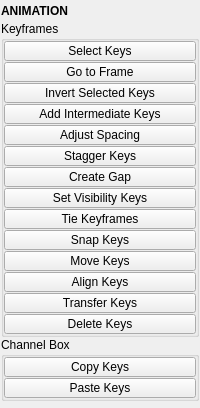
This is tentacle/ui/animation.ui in m3trik/tentacle as Qt 5 draws it before an edit. The edited form follows.
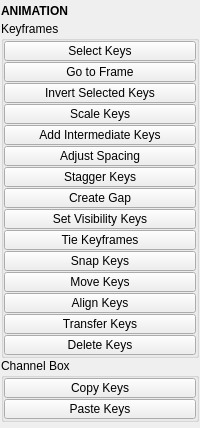
This is the edited form. Custom widgets are drawn as their Qt base class.

The edit to the form file:
```diff
--- a/tentacle/ui/animation.ui
+++ b/tentacle/ui/animation.ui
@@ -10,7 +10,7 @@
     <x>0</x>
     <y>0</y>
     <width>200</width>
-    <height>408</height>
+    <height>428</height>
    </rect>
   </property>
   <property name="tabShape">
@@ -168,6 +168,31 @@
            </property>
           </widget>
          </item>
+         <item>
+          <widget class="PushButton" name="tb014">
+           <property name="minimumSize">
+            <size>
+             <width>0</width>
+             <height>20</height>
+            </size>
+           </property>
+           <property name="maximumSize">
+            <size>
+             <width>16777215</width>
+             <height>20</height>
+            </size>
+           </property>
+           <property name="toolTip">
+            <string>Scale the keys on any selected objects by a given percentage.</string>
+           </property>
+           <property name="text">
+            <string>Scale Keys</string>
+           </property>
+           <property name="checkable">
+            <bool>false</bool>
+           </property>
+          </widget>
+         </item>
          <item>
           <widget class="PushButton" name="tb005">
            <property name="minimumSize">
```
